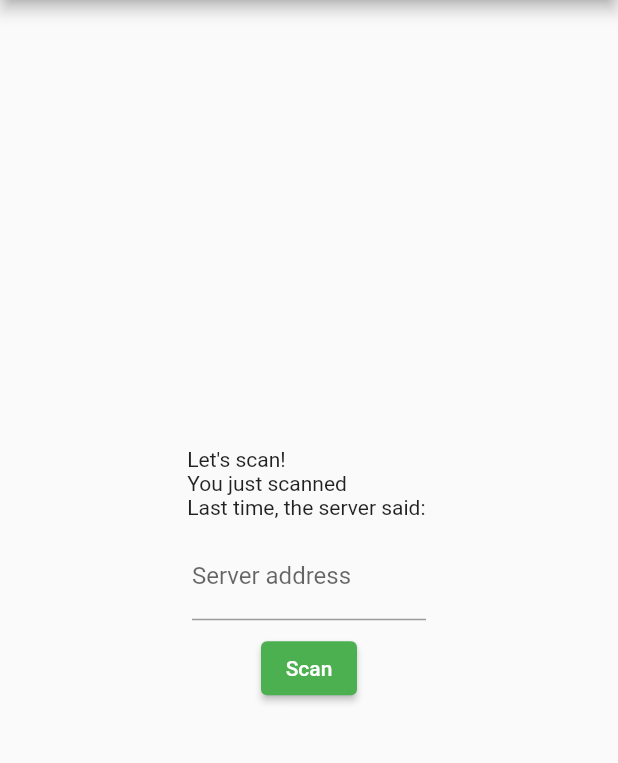
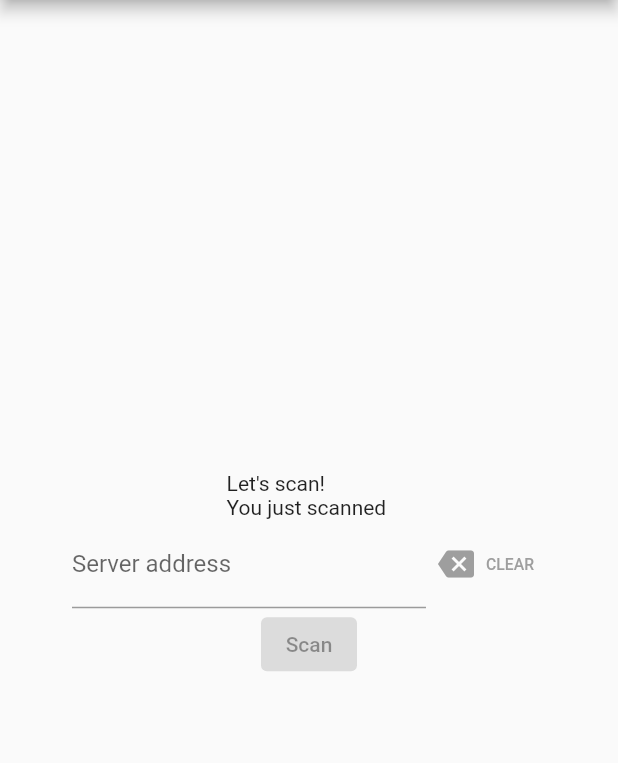
Before and after one commit to qrcord/mobile_client, a Flutter app: the screen it shows after launch, on a phone screen of 412 x 824 dp, the part 84-847 px from its top. Run offline on Flutter 3.47's test engine with Material 2 defaults, Android fonts, the phone set to English and light mode, and no system bars; missing offline and left inert: mobile_scanner.

Commit message:
feat: finish client

```diff
--- a/lib/main.dart
+++ b/lib/main.dart
@@ -1,3 +1,5 @@
+import 'dart:async';
+
 import 'package:flutter/material.dart';
 import 'package:http/http.dart' as http;
 import 'package:mobile_scanner/mobile_scanner.dart';
@@ -51,12 +53,85 @@ class MyHomePage extends StatefulWidget {
 
 class _MyHomePageState extends State<MyHomePage> {
   String _lastTxt = "";
-  String _respo = "";
+  bool _serverOk = false;
+  bool _serverChecking = false;
+  Timer? _serverFieldTimerChk;
+  TextEditingController serverFieldController = TextEditingController();
+
+  @override
+  void dispose() {
+    _serverFieldTimerChk?.cancel();
+    serverFieldController.dispose();
+    super.dispose();
+  }
+
+  @override
+  void initState() {
+    super.initState();
+    serverFieldController.addListener(_onServerAddrFieldUpdate);
+  }
+
+  @override
+  Widget build(BuildContext context) {
+    return Scaffold(
+        appBar: AppBar(
+          title: const Text("QRCord"),
+        ),
+        body: Center(
+          // Center is a layout widget. It takes a single child and positions it
+          // in the middle of the parent.
+          child: Column(
+            // Column is also a layout widget. It takes a list of children and
+            // arranges them vertically. By default, it sizes itself to fit its
+            // children horizontally, and tries to be as tall as its parent.
+            //
+            // Column has various properties to control how it sizes itself and
+            // how it positions its children. Here we use mainAxisAlignment to
+            // center the children vertically; the main axis here is the vertical
+            // axis because Columns are vertical (the cross axis would be
+            // horizontal).
+            mainAxisAlignment: MainAxisAlignment.center,
+            children: <Widget>[
+              Text(['Let\'s scan!', "You just scanned $_lastTxt"].join('\n')),
+              Padding(padding: const EdgeInsets.symmetric(horizontal: 48), child: Row(
+                    children: [
+                      Expanded(child: TextField(
+                          controller: serverFieldController,
+                          decoration: const InputDecoration(
+                            border: UnderlineInputBorder(),
+                            labelText: 'Server address',
+                          ))),
+                      TextButton.icon(
+                          onPressed: () {
+                            serverFieldController.clear();
+                          },
+                          icon: const Icon(
+                            Icons.backspace,
+                            color: Colors.grey,
+                          ),
+                          label: const Text(
+                            "CLEAR",
+							style: TextStyle(color: Colors.grey),
+							textScaleFactor: 0.75
+                          ))
+                    ],
+                  )),
+              ElevatedButton(
+                onPressed: (!_serverChecking && _serverOk)
+                    ? () {
+                        _scanBarcode(context);
+                      }
+                    : null,
+                child: const Text('Scan'),
+              ),
+            ],
+          ),
+        ));
+  }
 
   Future<void> onBarcode(String data) async {
-    print('on barcode step');
-    var response = await http.post(
-        Uri(host: '192.168.1.200', port: 8000, scheme: 'https', path: '/'),
+    await http.post(
+        Uri(host: '192.168.1.200', port: 8000, scheme: 'http', path: '/'),
         body: data,
         headers: {
           'Content-Type': 'application/text'
@@ -69,66 +144,17 @@ class _MyHomePageState extends State<MyHomePage> {
       // _counter without calling setState(), then the build method would not be
       // called again, and so nothing would appear to happen.
       _lastTxt = data;
-      _respo = response.body;
     });
   }
 
-  @override
-  Widget build(BuildContext context) {
-    // This method is rerun every time setState is called, for instance as done
-    // by the _incrementCounter method above.
-    //
-    // The Flutter framework has been optimized to make rerunning build methods
-    // fast, so that you can just rebuild anything that needs updating rather
-    // than having to individually change instances of widgets.
-    return Scaffold(
-        appBar: AppBar(
-          // Here we take the value from the MyHomePage object that was created by
-          // the App.build method, and use it to set our appbar title.
-          title: const Text("QRCord"),
-        ),
-        body: Center(
-          // Center is a layout widget. It takes a single child and positions it
-          // in the middle of the parent.
-          child: Column(
-            // Column is also a layout widget. It takes a list of children and
-            // arranges them vertically. By default, it sizes itself to fit its
-            // children horizontally, and tries to be as tall as its parent.
-            //
-            // Invoke "debug painting" (press "p" in the console, choose the
-            // "Toggle Debug Paint" action from the Flutter Inspector in Android
-            // Studio, or the "Toggle Debug Paint" command in Visual Studio Code)
-            // to see the wireframe for each widget.
-            //
-            // Column has various properties to control how it sizes itself and
-            // how it positions its children. Here we use mainAxisAlignment to
-            // center the children vertically; the main axis here is the vertical
-            // axis because Columns are vertical (the cross axis would be
-            // horizontal).
-            mainAxisAlignment: MainAxisAlignment.center,
-            children: <Widget>[
-              Text([
-                'Let\'s scan!',
-                "You just scanned $_lastTxt",
-                "Last time, the server said: $_respo"
-              ].join('\n')),
-              const Padding(
-                  padding: EdgeInsets.symmetric(horizontal: 128, vertical: 8),
-                  child: TextField(
-                      decoration: InputDecoration(
-                    border: UnderlineInputBorder(),
-                    labelText: 'Server address',
-                  ))),
-              ElevatedButton(
-                child: const Text('Scan'),
-                onPressed: () {
-                  print('Request to link oop');
-                  _scanBarcode(context);
-                },
-              )
-            ],
-          ),
-        ));
+  void _onServerAddrFieldUpdate() {
+    setState(() {
+      _serverChecking = true;
+    });
+    _serverFieldTimerChk?.cancel();
+    _serverFieldTimerChk = Timer(const Duration(milliseconds: 650), () {
+      _checkServer();
+    });
   }
 
   Future<void> _scanBarcode(BuildContext context) async {
@@ -138,6 +164,23 @@ class _MyHomePageState extends State<MyHomePage> {
     );
 
     onBarcode(result);
+  }
+
+  Future<void> _checkServer() async {
+    try {
+      await http
+          .get(Uri.parse(serverFieldController.text))
+          .timeout(const Duration(milliseconds: 3250));
+      setState(() {
+        _serverOk = true;
+        _serverChecking = false;
+      });
+    } catch (e) {
+      setState(() {
+        _serverOk = false;
+        _serverChecking = false;
+      });
+    }
   }
 }
 
```
Also changed, not shown: 1 other file.
